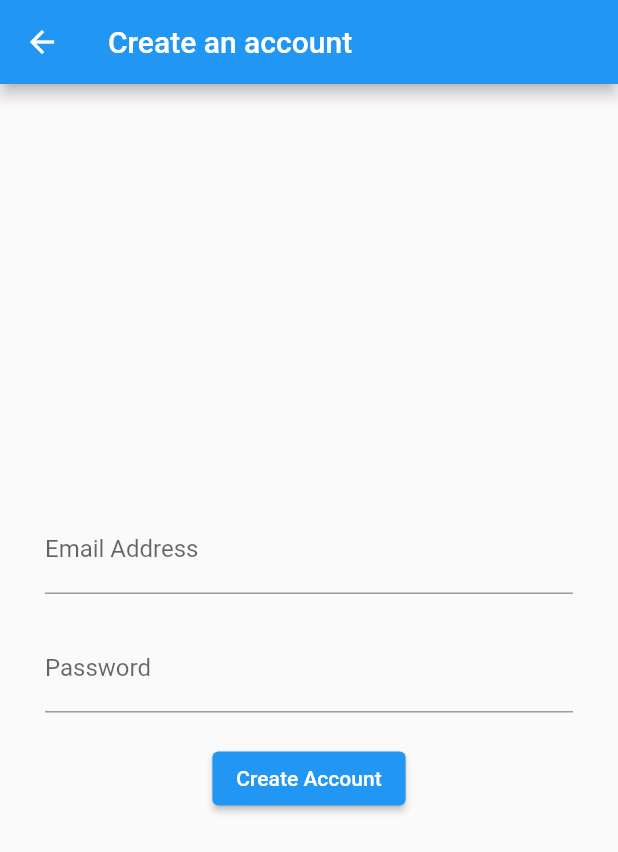
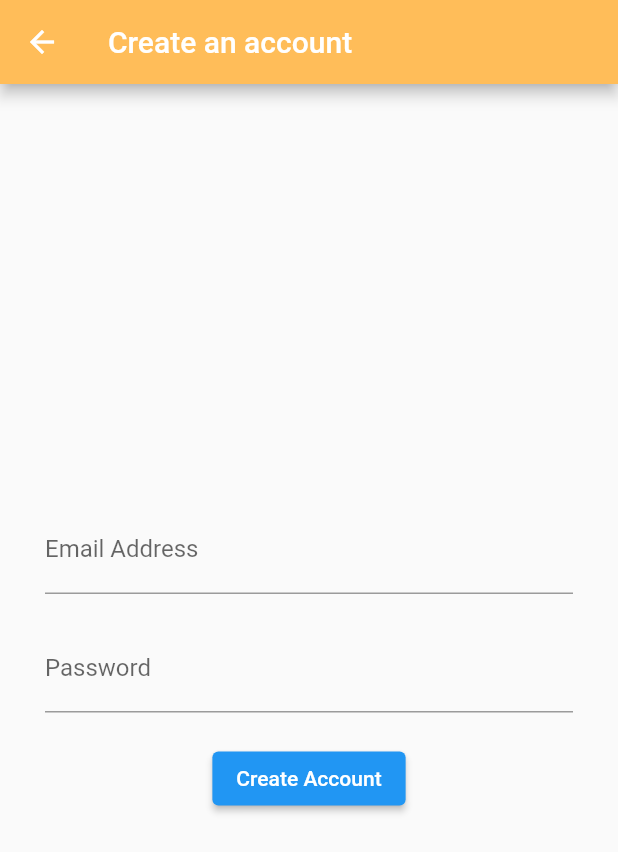
Before and after one commit to jenkka/recipes, a Flutter app: the RegisterScreen screen opened by its route, on a phone screen of 412 x 824 dp. Shown: the top 852 px of the screen. Run offline on Flutter 3.47's test engine with Material 2 defaults, Android fonts, the phone set to English and light mode, and no system bars; our stand-ins replace cloud_firestore, firebase_auth, firebase_core, firebase_storage, flutter_html, image_picker; missing offline and left inert: flutter_share; accounts and stored records are empty.

Commit message:
Final version?

```diff
--- a/lib/models/recipe_model.dart
+++ b/lib/models/recipe_model.dart
@@ -10,8 +10,6 @@ class RecipeModel {
   final List<dynamic> dishTypes;
   final String summary;
   final String url;
-  // final List<String> ingredients;
-  // final List<String> steps;
   bool isFavorite;
 
   RecipeModel({
@@ -24,8 +22,6 @@ class RecipeModel {
     this.dishTypes = const [],
     this.summary = "",
     this.url = "",
-    // required this.ingredients,
-    // required this.steps,
     this.isFavorite = false,
   });
 
--- a/lib/screens/login_screen.dart
+++ b/lib/screens/login_screen.dart
@@ -77,7 +77,6 @@ class LoginScreen extends StatelessWidget {
                         email, password);
 
                     if (context.mounted && authProvider.isLoggedIn()) {
-                      // Navigate to home screen
                       Navigator.of(context).pushReplacementNamed('/');
                     } else {
                       showDialog(
@@ -105,7 +104,6 @@ class LoginScreen extends StatelessWidget {
               const SizedBox(height: 20),
               TextButton(
                 onPressed: () {
-                  // Navigate to register screen
                   Navigator.of(context).pushNamed('/register');
                 },
                 child: const Text('Create an account'),
--- a/lib/screens/register_screen.dart
+++ b/lib/screens/register_screen.dart
@@ -16,6 +16,7 @@ class RegisterScreen extends StatelessWidget {
     return Scaffold(
       appBar: AppBar(
         title: const Text('Create an account'),
+        backgroundColor: const Color.fromARGB(255, 255, 189, 89),
       ),
       body: Container(
         padding: const EdgeInsets.symmetric(horizontal: 30),
```
